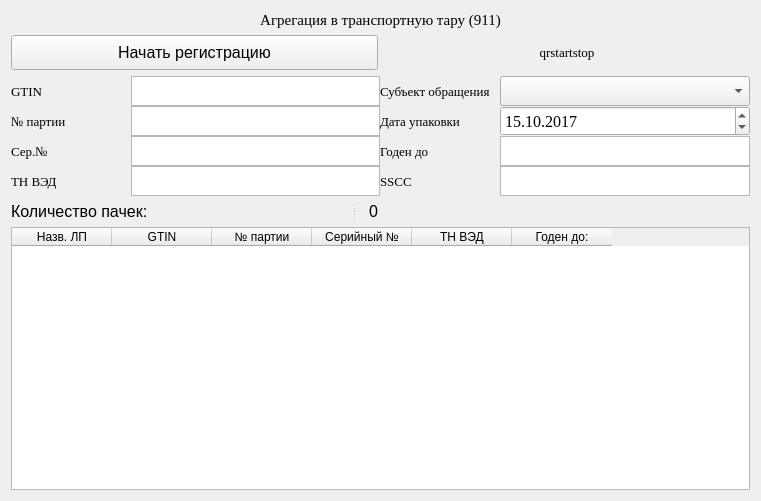
First picture: the form in Widgets/UnitPackWidget911/unitpackwidget911.ui, repository andreyshmelev/drug_marking, before the edit.
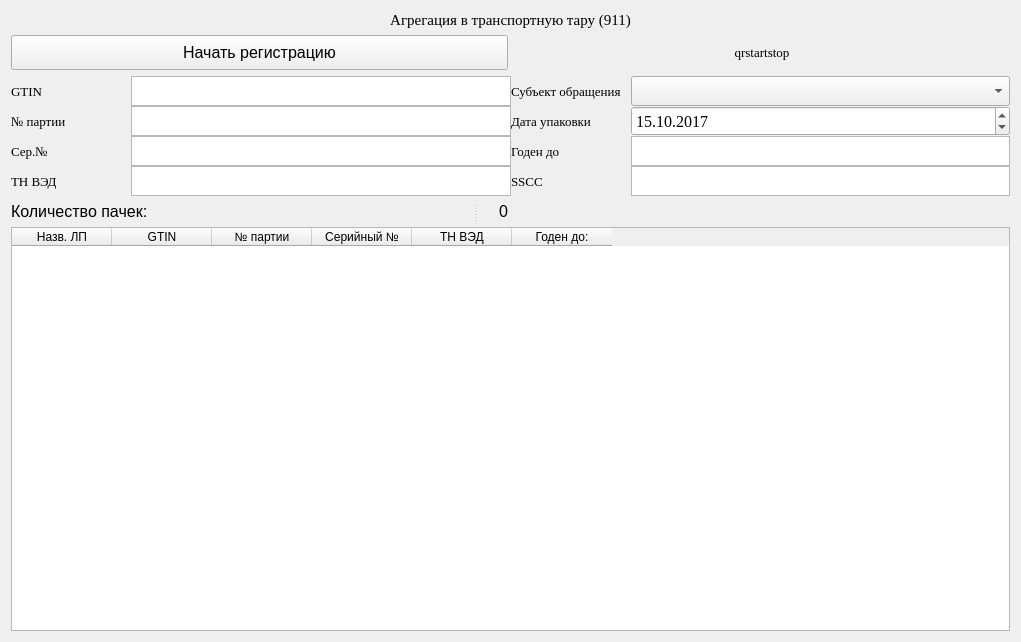
Second picture: the form after the edit.

```diff
--- a/Widgets/UnitPackWidget911/unitpackwidget911.ui
+++ b/Widgets/UnitPackWidget911/unitpackwidget911.ui
@@ -6,8 +6,8 @@
    <rect>
     <x>0</x>
     <y>0</y>
-    <width>761</width>
-    <height>501</height>
+    <width>1021</width>
+    <height>642</height>
    </rect>
   </property>
   <property name="windowTitle">
```
